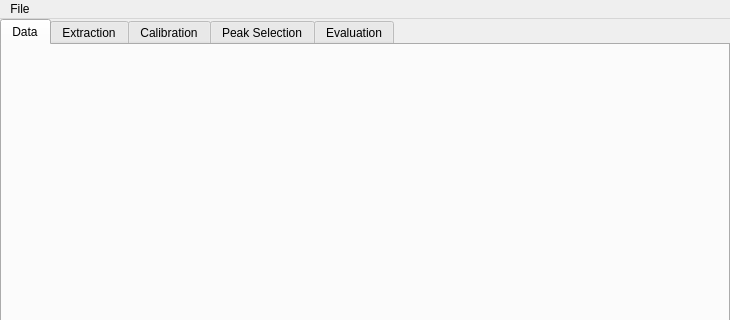
First picture: the form in bmicro/gui/main.ui, repository BrillouinMicroscopy/BMicro, before the edit; both pictures show x 0 to 730 and y 0 to 320 of the 730 by 518 pixel window.
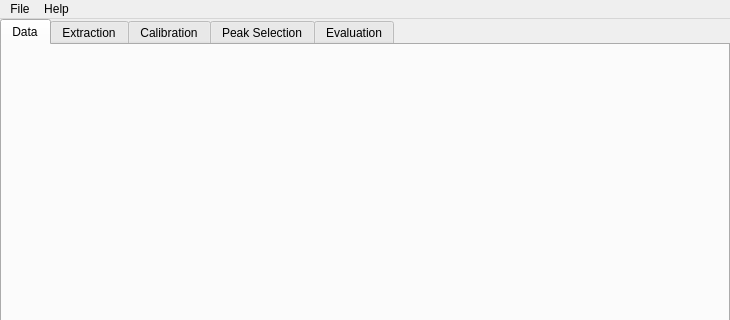
Second picture: the form after the edit.

Commit message: Add an about menu

Patch:
```diff
--- a/bmicro/gui/main.ui
+++ b/bmicro/gui/main.ui
@@ -86,7 +86,14 @@
     <addaction name="separator"/>
     <addaction name="action_exit"/>
    </widget>
+   <widget class="QMenu" name="menuHelp">
+    <property name="title">
+     <string>Help</string>
+    </property>
+    <addaction name="action_about"/>
+   </widget>
    <addaction name="menu_file"/>
+   <addaction name="menuHelp"/>
   </widget>
   <widget class="QStatusBar" name="statusbar"/>
   <action name="actionClose">
```
Left out of the diff: 5 changed lines with no effect on the pictures. The commit also changes 1 other file.
